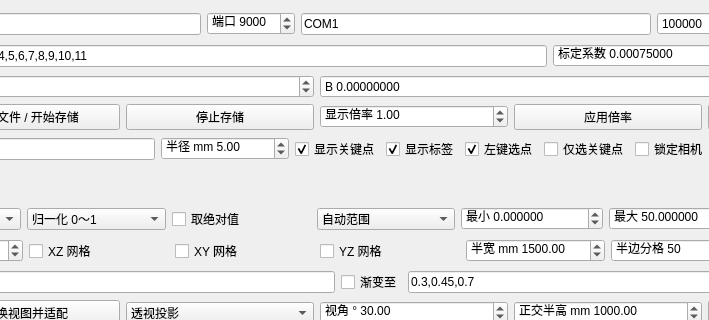
Above: ui/Test-VtkOpenGLNativeWidgets/views/VtkValidationWindow.ui from Swimers/FOSD before the change; both pictures show x 273 to 982 and y 0 to 320 of the 1180 by 850 pixel window. Below: the same form after it.
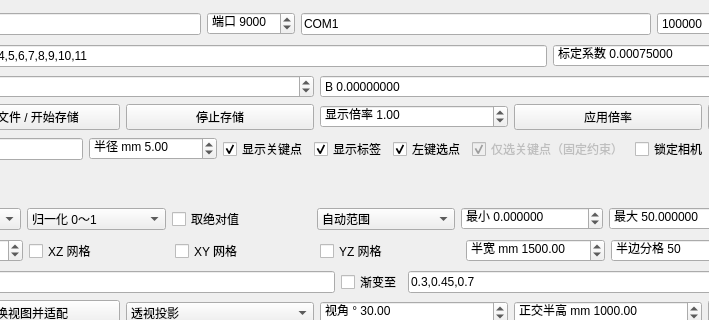
That is the form after the change. Custom widgets are drawn as their Qt base class.

The edit to the form file:
```diff
--- a/ui/Test-VtkOpenGLNativeWidgets/views/VtkValidationWindow.ui
+++ b/ui/Test-VtkOpenGLNativeWidgets/views/VtkValidationWindow.ui
@@ -306,8 +306,14 @@
           </item>
           <item>
             <widget class="QCheckBox" name="pickOnlyKeyPoints">
+              <property name="enabled">
+                <bool>false</bool>
+              </property>
+              <property name="checked">
+                <bool>true</bool>
+              </property>
               <property name="text">
-                <string>仅选关键点</string>
+                <string>仅选关键点（固定约束）</string>
               </property>
             </widget>
           </item>
```
